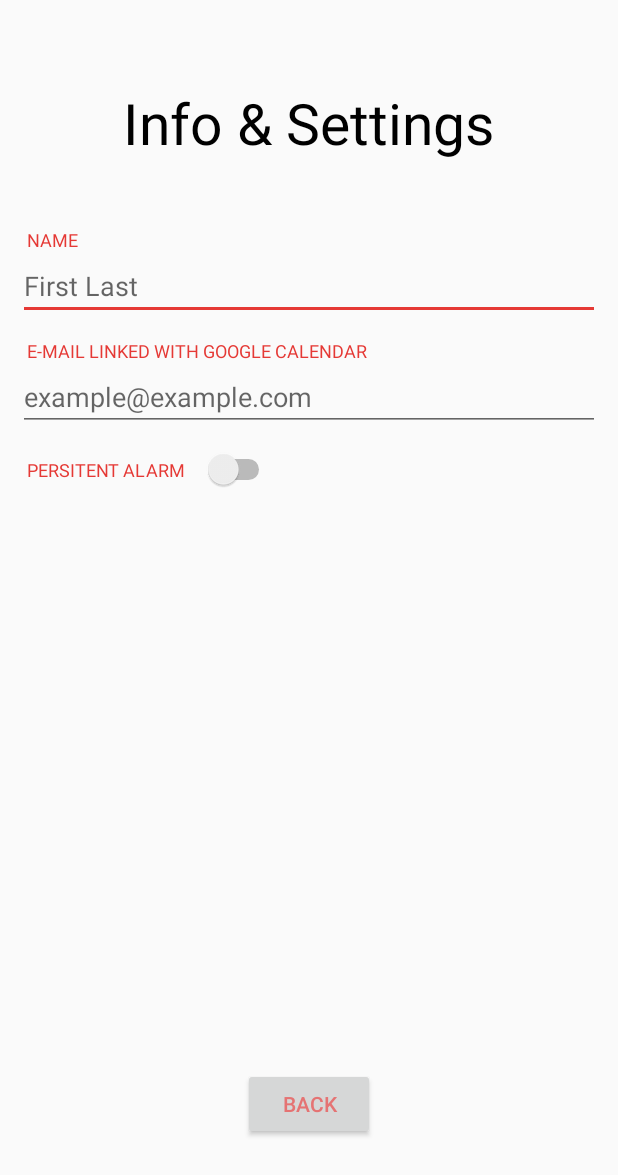
After one commit to angadgarg25/NapCalendar, an Android app: the layout settings_menu.xml on its own in the app's theme, with its tools: preview values and no code run, on a phone screen of 412 x 824 dp. The commit adds this screen. Shown: the top 1175 px of the screen. Run offline under Robolectric (Android 15) with nearby library versions, the phone set to English and light mode, and no system bars.

Commit message:
Settings menu created
Add way so that settings save permanently even when app is closed. Also
create calendar viz, sync capablities, save capabilites, and alarm
intents(based on persistent).

```diff
--- a/app/src/main/java/greggnod/napcalendar/MainActivity.java
+++ b/app/src/main/java/greggnod/napcalendar/MainActivity.java
@@ -73,6 +73,14 @@ public class MainActivity extends AppCompatActivity {
         }
     }
 
+    public void viewToMain(View view){
+        setContentView(R.layout.activity_main);
+    }
+
+    public void viewToSetting(View view){
+        setContentView(R.layout.settings_menu);
+    }
+
     public void naptime2(View view){
         final Dialog dialog = new Dialog(context);
         dialog.setContentView(R.layout.time_pick);
--- a/app/src/main/res/layout/activity_main.xml
+++ b/app/src/main/res/layout/activity_main.xml
@@ -66,6 +66,7 @@
         android:id="@+id/imageButton"
         android:src="@drawable/settings"
         style="?android:attr/borderlessButtonStyle"
+        android:onClick="viewToSetting"
         android:layout_alignParentTop="true"
         android:layout_alignParentRight="true"
         android:layout_alignParentEnd="true" />
--- /dev/null
+++ b/app/src/main/res/layout/settings_menu.xml
@@ -0,0 +1,87 @@
+<?xml version="1.0" encoding="utf-8"?>
+<RelativeLayout xmlns:android="http://schemas.android.com/apk/res/android"
+    android:layout_width="match_parent"
+    android:layout_height="match_parent">
+
+    <LinearLayout
+        android:orientation="vertical"
+        android:layout_width="match_parent"
+        android:layout_height="wrap_content"
+        android:layout_margin="12dp">
+
+        <TextView
+            android:layout_width="wrap_content"
+            android:layout_height="wrap_content"
+            android:textSize="38sp"
+            android:layout_gravity="center"
+            android:layout_marginTop="44dp"
+            android:layout_marginBottom="44dp"
+            android:textColor="#000000"
+            android:text="Info &amp; Settings"
+            android:id="@+id/textView3" />
+
+        <TextView
+            android:layout_width="wrap_content"
+            android:layout_height="wrap_content"
+            android:textColor="#e53935"
+            android:textAllCaps="true"
+            android:layout_marginStart="6dp"
+            android:layout_marginLeft="6dp"
+            android:textSize="12sp"
+            android:text="Name"/>
+
+        <EditText
+            android:layout_width="match_parent"
+            android:layout_height="wrap_content"
+            android:inputType="textCapWords"
+            android:hint="First Last"
+            android:ems="10"
+            android:id="@+id/editText"
+            android:layout_marginBottom="12dp"/>
+
+        <TextView
+            android:layout_width="wrap_content"
+            android:layout_height="wrap_content"
+            android:textColor="#e53935"
+            android:layout_marginStart="6dp"
+            android:layout_marginLeft="6dp"
+            android:textAllCaps="true"
+            android:textSize="12sp"
+            android:text="E-mail linked with Google Calendar"/>
+
+        <EditText
+            android:layout_width="match_parent"
+            android:layout_height="wrap_content"
+            android:inputType="textEmailAddress"
+            android:hint="example@example.com"
+            android:ems="10"
+            android:id="@+id/editText"
+            android:layout_marginBottom="12dp"/>
+
+        <Switch
+            android:layout_width="wrap_content"
+            android:layout_height="wrap_content"
+            android:textColor="#e53935"
+            android:layout_marginStart="6dp"
+            android:layout_marginLeft="6dp"
+            android:textAllCaps="true"
+            android:textSize="12sp"
+            android:switchPadding="12dp"
+            android:text="Persitent Alarm"
+            android:id="@+id/switch1" />
+
+    </LinearLayout>
+
+    <Button
+        android:layout_width="wrap_content"
+        android:layout_height="wrap_content"
+        android:text="Back"
+        android:onClick="viewToMain"
+        android:id="@+id/button7"
+        android:textColor="#e57373"
+        android:layout_marginBottom="64dp"
+        android:layout_alignParentBottom="true"
+        android:layout_centerHorizontal="true" />
+
+
+</RelativeLayout>
--- a/app/src/main/res/values/colors.xml
+++ b/app/src/main/res/values/colors.xml
@@ -2,7 +2,7 @@
 <resources>
     <color name="colorPrimary">#3F51B5</color>
     <color name="colorPrimaryDark">#303F9F</color>
-    <color name="colorAccent">#FF4081</color>
+    <color name="colorAccent">#e53935</color>
     <color name="black">#000000</color>
     <color name="red">#e53935</color>
 </resources>
--- a/app/src/main/res/values/styles.xml
+++ b/app/src/main/res/values/styles.xml
@@ -7,8 +7,8 @@
         <item name="windowNoTitle">true</item>
         <item name="colorPrimary">#f44336</item>
         <item name="colorPrimaryDark">#E53935</item>
-        <item name="colorAccent">#000000</item>
-        <item name="android:textColor">#FFFFFF</item>
+        <item name="colorAccent">#e53935</item>
+        <item name="android:textColor">#000000</item>
         <item name="android:buttonTint">#e53935</item>
     </style>
 
```
